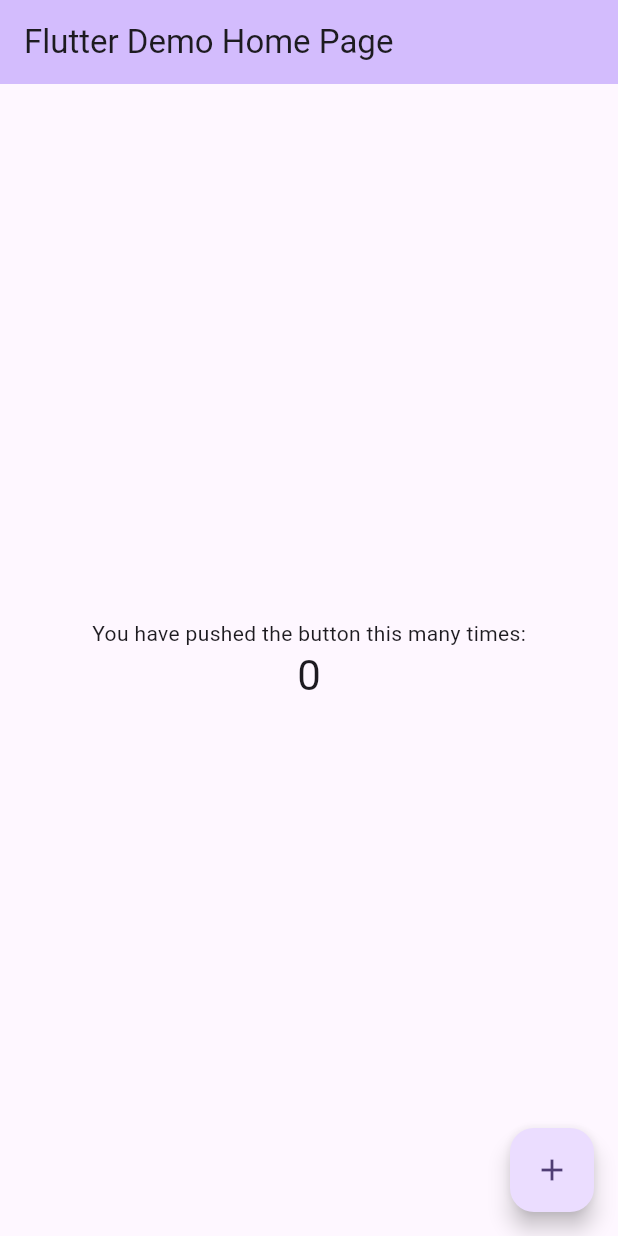
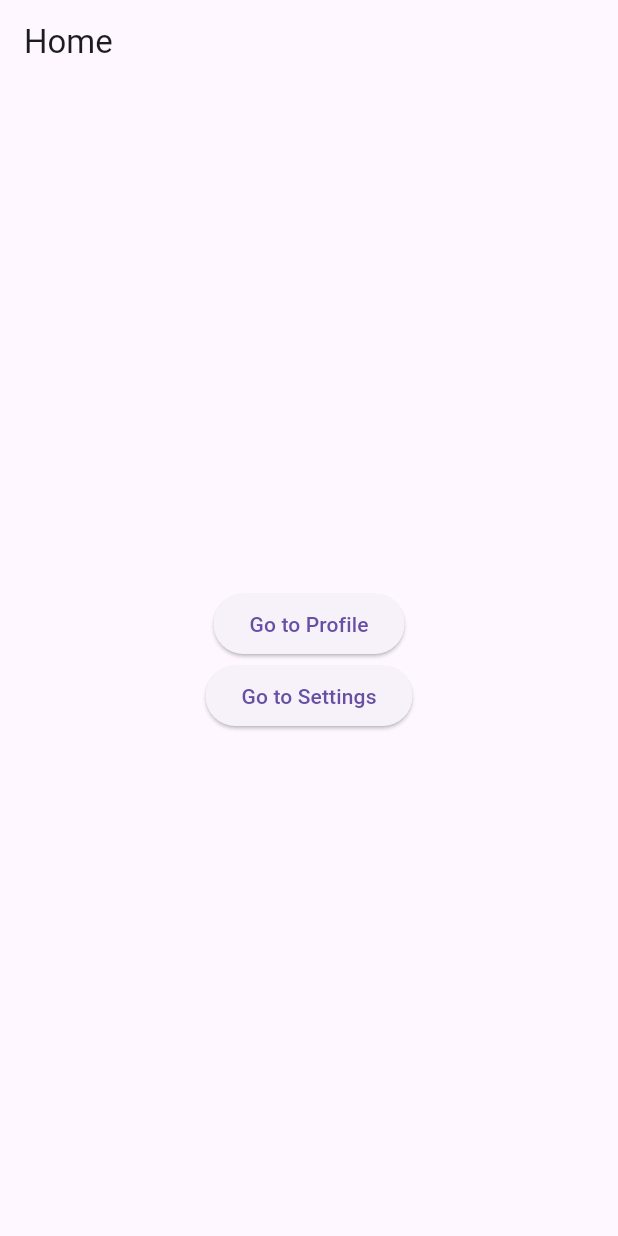
Before and after one commit to SaurabhS120/store_with_flutter, a Flutter app: the screen it shows after launch, on a phone screen of 412 x 824 dp. Run offline on Flutter 3.47's test engine with Material 3 defaults, Android fonts, the phone set to English and light mode, and no system bars; our stand-ins replace equatable, flutter_bloc.

```diff
--- /dev/null
+++ b/data/analysis_options.yaml
@@ -0,0 +1,4 @@
+include: package:flutter_lints/flutter.yaml
+
+# Additional information about this file can be found at
+# https://dart.dev/guides/language/analysis-options
--- /dev/null
+++ b/domain/analysis_options.yaml
@@ -0,0 +1,4 @@
+include: package:flutter_lints/flutter.yaml
+
+# Additional information about this file can be found at
+# https://dart.dev/guides/language/analysis-options
--- a/lib/main.dart
+++ b/lib/main.dart
@@ -1,4 +1,6 @@
 import 'package:flutter/material.dart';
+import 'package:flutter_bloc/flutter_bloc.dart';
+import 'package:store_with_flutter/navigation_bloc.dart';
 
 void main() {
   runApp(const MyApp());
@@ -7,119 +9,101 @@ void main() {
 class MyApp extends StatelessWidget {
   const MyApp({super.key});
 
-  // This widget is the root of your application.
   @override
   Widget build(BuildContext context) {
     return MaterialApp(
-      title: 'Flutter Demo',
-      theme: ThemeData(
-        // This is the theme of your application.
-        //
-        // TRY THIS: Try running your application with "flutter run". You'll see
-        // the application has a purple toolbar. Then, without quitting the app,
-        // try changing the seedColor in the colorScheme below to Colors.green
-        // and then invoke "hot reload" (save your changes or press the "hot
-        // reload" button in a Flutter-supported IDE, or press "r" if you used
-        // the command line to start the app).
-        //
-        // Notice that the counter didn't reset back to zero; the application
-        // state is not lost during the reload. To reset the state, use hot
-        // restart instead.
-        //
-        // This works for code too, not just values: Most code changes can be
-        // tested with just a hot reload.
-        colorScheme: ColorScheme.fromSeed(seedColor: Colors.deepPurple),
-        useMaterial3: true,
+      home: BlocProvider(
+        create: (context) => NavigationBloc(),
+        child: const AppNavigator(),
       ),
-      home: const MyHomePage(title: 'Flutter Demo Home Page'),
     );
   }
 }
 
-class MyHomePage extends StatefulWidget {
-  const MyHomePage({super.key, required this.title});
-
-  // This widget is the home page of your application. It is stateful, meaning
-  // that it has a State object (defined below) that contains fields that affect
-  // how it looks.
-
-  // This class is the configuration for the state. It holds the values (in this
-  // case the title) provided by the parent (in this case the App widget) and
-  // used by the build method of the State. Fields in a Widget subclass are
-  // always marked "final".
-
-  final String title;
-
-  @override
-  State<MyHomePage> createState() => _MyHomePageState();
-}
-
-class _MyHomePageState extends State<MyHomePage> {
-  int _counter = 0;
-
-  void _incrementCounter() {
-    setState(() {
-      // This call to setState tells the Flutter framework that something has
-      // changed in this State, which causes it to rerun the build method below
-      // so that the display can reflect the updated values. If we changed
-      // _counter without calling setState(), then the build method would not be
-      // called again, and so nothing would appear to happen.
-      _counter++;
-    });
-  }
+class AppNavigator extends StatelessWidget {
+  const AppNavigator({super.key});
 
   @override
   Widget build(BuildContext context) {
-    // This method is rerun every time setState is called, for instance as done
-    // by the _incrementCounter method above.
-    //
-    // The Flutter framework has been optimized to make rerunning build methods
-    // fast, so that you can just rebuild anything that needs updating rather
-    // than having to individually change instances of widgets.
+    return BlocBuilder<NavigationBloc, NavigationState>(
+      builder: (context, state) {
+        if (state is HomeScreenState) {
+          return const HomeScreen();
+        } else if (state is ProfileScreenState) {
+          return const ProfileScreen();
+        } else if (state is SettingsScreenState) {
+          return const SettingsScreen();
+        }
+        return Container();
+      },
+    );
+  }
+}
+
+class HomeScreen extends StatelessWidget {
+  const HomeScreen({super.key});
+
+  @override
+  Widget build(BuildContext context) {
     return Scaffold(
-      appBar: AppBar(
-        // TRY THIS: Try changing the color here to a specific color (to
-        // Colors.amber, perhaps?) and trigger a hot reload to see the AppBar
-        // change color while the other colors stay the same.
-        backgroundColor: Theme.of(context).colorScheme.inversePrimary,
-        // Here we take the value from the MyHomePage object that was created by
-        // the App.build method, and use it to set our appbar title.
-        title: Text(widget.title),
-      ),
+      appBar: AppBar(title: const Text('Home')),
       body: Center(
-        // Center is a layout widget. It takes a single child and positions it
-        // in the middle of the parent.
         child: Column(
-          // Column is also a layout widget. It takes a list of children and
-          // arranges them vertically. By default, it sizes itself to fit its
-          // children horizontally, and tries to be as tall as its parent.
-          //
-          // Column has various properties to control how it sizes itself and
-          // how it positions its children. Here we use mainAxisAlignment to
-          // center the children vertically; the main axis here is the vertical
-          // axis because Columns are vertical (the cross axis would be
-          // horizontal).
-          //
-          // TRY THIS: Invoke "debug painting" (choose the "Toggle Debug Paint"
-          // action in the IDE, or press "p" in the console), to see the
-          // wireframe for each widget.
           mainAxisAlignment: MainAxisAlignment.center,
-          children: <Widget>[
-            const Text(
-              'You have pushed the button this many times:',
+          children: [
+            ElevatedButton(
+              onPressed: () {
+                context.read<NavigationBloc>().add(NavigateToProfile());
+              },
+              child: const Text('Go to Profile'),
             ),
-            Text(
-              '$_counter',
-              style: Theme.of(context).textTheme.headlineMedium,
+            ElevatedButton(
+              onPressed: () {
+                context.read<NavigationBloc>().add(NavigateToSettings());
+              },
+              child: const Text('Go to Settings'),
             ),
           ],
         ),
       ),
-      floatingActionButton: FloatingActionButton(
-        onPressed: _incrementCounter,
-        tooltip: 'Increment',
-        child: const Icon(Icons.add),
-      ), // This trailing comma makes auto-formatting nicer for build methods.
     );
   }
 }
+
+class ProfileScreen extends StatelessWidget {
+  const ProfileScreen({super.key});
+
+  @override
+  Widget build(BuildContext context) {
+    return Scaffold(
+      appBar: AppBar(title: const Text('Profile')),
+      body: Center(
+        child: ElevatedButton(
+          onPressed: () {
+            context.read<NavigationBloc>().add(NavigateToHome());
+          },
+          child: const Text('Back to Home'),
+        ),
+      ),
+    );
+  }
+}
+
+class SettingsScreen extends StatelessWidget {
+  const SettingsScreen({super.key});
+
+  @override
+  Widget build(BuildContext context) {
+    return Scaffold(
+      appBar: AppBar(title: const Text('Settings')),
+      body: Center(
+        child: ElevatedButton(
+          onPressed: () {
+            context.read<NavigationBloc>().add(NavigateToHome());
+          },
+          child: const Text('Back to Home'),
+        ),
+      ),
+    );
+  }
+}
--- /dev/null
+++ b/lib/navigation_bloc.dart
@@ -0,0 +1,37 @@
+// navigation_event.dart
+import 'package:equatable/equatable.dart';
+import 'package:flutter_bloc/flutter_bloc.dart';
+
+abstract class NavigationEvent extends Equatable {
+  @override
+  List<Object> get props => [];
+}
+
+class NavigateToHome extends NavigationEvent {}
+class NavigateToProfile extends NavigationEvent {}
+class NavigateToSettings extends NavigationEvent {}
+
+// navigation_state.dart
+abstract class NavigationState extends Equatable {
+  @override
+  List<Object> get props => [];
+}
+
+class HomeScreenState extends NavigationState {}
+class ProfileScreenState extends NavigationState {}
+class SettingsScreenState extends NavigationState {}
+
+// navigation_bloc.dart
+class NavigationBloc extends Bloc<NavigationEvent, NavigationState> {
+  NavigationBloc() : super(HomeScreenState()) {
+    on<NavigateToHome>((event, emit) {
+      emit(HomeScreenState());
+    });
+    on<NavigateToProfile>((event, emit) {
+      emit(ProfileScreenState());
+    });
+    on<NavigateToSettings>((event, emit) {
+      emit(SettingsScreenState());
+    });
+  }
+}
```
Also changed, not shown: data/lib/data.dart (added, +7 -0 lines), data/pubspec.yaml (added, +53 -0 lines), domain/lib/domain.dart (added, +7 -0 lines), domain/pubspec.yaml (added, +53 -0 lines), pubspec.yaml (+6 -1 lines), pubspec.lock, 11 other files.
